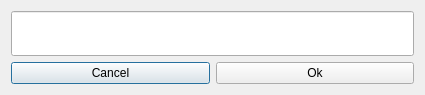
Above: libs/PhCommonUI/PhTimeCodeDialog.ui from JokerSync/Joker before the change. Below: the same form after it.
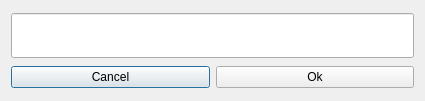
That is the form after the change. Custom widgets are drawn as their Qt base class.

Commit message: Better TC input

```diff
--- a/libs/PhCommonUI/PhTimeCodeDialog.ui
+++ b/libs/PhCommonUI/PhTimeCodeDialog.ui
@@ -7,7 +7,7 @@
     <x>0</x>
     <y>0</y>
     <width>425</width>
-    <height>81</height>
+    <height>101</height>
    </rect>
   </property>
   <property name="windowTitle">
@@ -29,6 +29,12 @@
          <pointsize>25</pointsize>
         </font>
        </property>
+       <property name="inputMask">
+        <string notr="true"/>
+       </property>
+       <property name="text">
+        <string notr="true"/>
+       </property>
        <property name="alignment">
         <set>Qt::AlignCenter</set>
        </property>
```
The commit also changes 2 other files.
